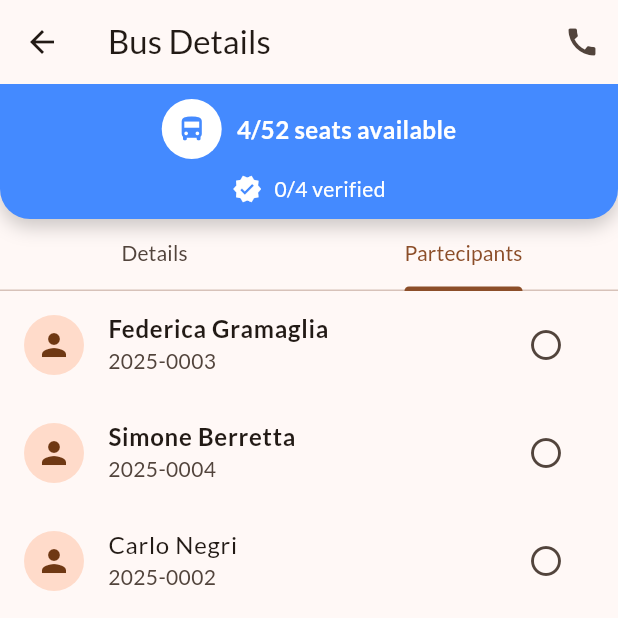
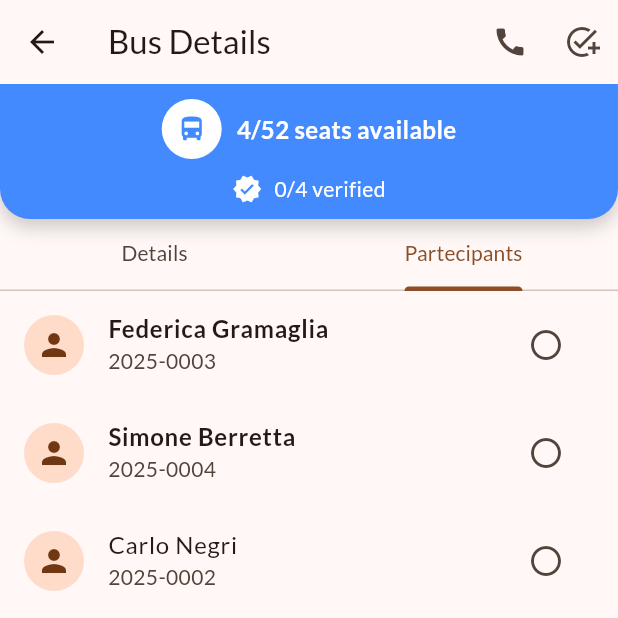
Before and after one commit to ieCecchetti/bus_boss, a Flutter app: the BusDetails screen opened directly with sample values from the repository, tab 2 chosen, on a phone screen of 412 x 824 dp, the top half of it. Run offline on Flutter 3.47's test engine with Material 3 defaults, Android fonts, the phone set to English and light mode, and no system bars; our stand-ins replace csv, google_fonts; network calls fail.

```diff
--- a/lib/models/person.dart
+++ b/lib/models/person.dart
@@ -25,4 +25,9 @@ class Person {
       isStaff: json['staff'],
     );
   }
+
+  @override
+  String toString() {
+    return 'Person(code: $code, name: $name, surname: $surname, fiscalCode: $fiscalCode, cellphone: $cellphone, isStaff: $isStaff)';
+  }
 }
--- a/lib/screens/bus_details_tabs.dart
+++ b/lib/screens/bus_details_tabs.dart
@@ -1,4 +1,3 @@
-import 'package:bus_resolver/data/mocked_data.dart';
 import 'package:flutter/material.dart';
 import 'package:bus_resolver/models/bus.dart';
 import 'package:bus_resolver/screens/trip_details_screen.dart';
@@ -17,7 +16,9 @@ class BusDetails extends StatefulWidget {
 
 class _BusDetailsState extends State<BusDetails> {
   List<Person> allRegisteredPeople = [];
-  List<Person> checkedPersonList = [];
+  List<Widget> tabViews = [];
+  List<Tab> tabNames = [];
+  List<List<Person>> tabActionList = [];
 
   void _addPersonToBus(Person person) {
     setState(() {
@@ -39,20 +40,55 @@ class _BusDetailsState extends State<BusDetails> {
     );
   }
 
-  void toggleCheckPerson(Person person) {
-    setState(() {
-      if (!checkedPersonList.contains(person)) {
-        checkedPersonList.add(person);
-      } else {
-        checkedPersonList.remove(person);
-      }
-    });
-  }
-
   @override
   void initState() {
     super.initState();
     allRegisteredPeople = widget.selectedBus.listAllSubscribed;
+    tabNames = [const Tab(text: "Details"), const Tab(text: "Partecipants")];
+    tabActionList = [
+      [], // empty
+      [], // partecipants
+    ];
+    tabViews = [
+      TripDetailsScreen(bus: widget.selectedBus),
+      getActionListScreen(1), // partecipants
+    ];
+  }
+
+  void _addNewTab() async {
+    final newName = await showDialog<String>(
+      context: context,
+      builder: (BuildContext context) {
+        String tempName = "";
+        return AlertDialog(
+          title: const Text("Enter Panel Name"),
+          content: TextField(
+            onChanged: (value) => tempName = value,
+            decoration: const InputDecoration(hintText: "Panel Name"),
+          ),
+          actions: [
+            TextButton(
+              onPressed: () => Navigator.pop(context, null),
+              child: const Text("Cancel"),
+            ),
+            TextButton(
+              onPressed: () => Navigator.pop(context, tempName),
+              child: const Text("Add"),
+            ),
+          ],
+        );
+      },
+    );
+
+    if (newName != null && newName.trim().isNotEmpty) {
+      setState(() {
+        tabNames.add(Tab(text: newName));
+        tabActionList.add([]);
+        tabViews.add(
+          getActionListScreen(tabViews.length),
+        );
+      });
+    }
   }
 
   @override
@@ -73,12 +109,16 @@ class _BusDetailsState extends State<BusDetails> {
               // Add your call action here
             },
           ),
+          IconButton(
+            icon: const Icon(Icons.add_task_sharp),
+            onPressed: _addNewTab,
+          ),
         ],
       ),
       body: CustomScrollView(
         slivers: [
           busDetailsHeader(
-              context, widget.selectedBus, checkedPersonList.length),
+              context, widget.selectedBus, tabActionList[1].length),
           activityTabBar(context, widget.selectedBus),
         ],
       ),
@@ -179,28 +219,17 @@ class _BusDetailsState extends State<BusDetails> {
     final availableHeight = MediaQuery.of(context).size.height - kToolbarHeight;
     return SliverToBoxAdapter(
       child: DefaultTabController(
-        length: 2,
+        length: tabNames.length,
         child: SizedBox(
           height: availableHeight,
           child: Column(
             children: [
-              const TabBar(
-                tabs: [
-                  Tab(text: "Details"),
-                  Tab(text: "Partecipants"),
-                ],
+              TabBar(
+                tabs: tabNames,
               ),
               Flexible(
                 child: TabBarView(
-                  children: [
-                    TripDetailsScreen(bus: selectedBus),
-                    PartecipantListScreen(
-                        partecipantList: widget.selectedBus.listPerson
-                          ..sort((a, b) => a.isStaff ? -1 : 1),
-                        actionList: checkedPersonList,
-                        deletePerson: _deletePersonFromBus,
-                        togglePersonChecked: toggleCheckPerson),
-                  ],
+                  children: tabViews,
                 ),
               ),
             ],
@@ -209,4 +238,25 @@ class _BusDetailsState extends State<BusDetails> {
       ),
     );
   }
+
+  Widget getActionListScreen(int tabIndex) {
+    final sublist = tabActionList[tabIndex]; // Reference to the sublist
+
+    return PartecipantListScreen(
+      partecipantList: List.from(widget.selectedBus.listPerson)
+        ..sort((a, b) => a.isStaff ? -1 : 1),
+      actionList: sublist,
+      deletePerson: _deletePersonFromBus,
+      togglePersonSelection: (person) {
+        setState(() {
+          if (!sublist.contains(person)) {
+            sublist.add(person); // Directly modify the sublist
+          } else {
+            sublist.remove(person); // Directly modify the sublist
+          }
+          print(sublist); // Updated state of the sublist
+        });
+      },
+    );
+  }
 }
--- a/lib/screens/partecipants_list_screen.dart
+++ b/lib/screens/partecipants_list_screen.dart
@@ -4,17 +4,18 @@ import 'package:bus_resolver/widget/empty_list_placeholder.dart';
 import 'package:bus_resolver/widget/people_item.dart';
 
 class PartecipantListScreen extends StatefulWidget {
-  const PartecipantListScreen(
-      {super.key,
-      required this.partecipantList,
-      required this.actionList,
-      required this.deletePerson,
-      required this.togglePersonChecked});
-
   final List<Person> partecipantList;
   final List<Person> actionList;
-  final Function deletePerson;
-  final Function togglePersonChecked;
+  final Function(Person) togglePersonSelection;
+  final Function(Person) deletePerson;
+
+  const PartecipantListScreen({
+    super.key,
+    required this.partecipantList,
+    required this.actionList,
+    required this.togglePersonSelection,
+    required this.deletePerson,
+  });
 
   @override
   _PartecipantListScreenState createState() => _PartecipantListScreenState();
@@ -23,58 +24,23 @@ class PartecipantListScreen extends StatefulWidget {
 class _PartecipantListScreenState extends State<PartecipantListScreen> {
   @override
   Widget build(BuildContext context) {
-    return (widget.partecipantList.isEmpty)
+    return widget.partecipantList.isEmpty
         ? emptyListScreen(
-            'Hey, I cant find any people registered on this bus!',
+            'No participants found!',
             'https://e7.pngegg.com/pngimages/334/716/png-clipart-know-your-meme-laughter-feeling-culture-meme-white-culture.png',
-            'Maybe you have to add some?')
+            'Add some participants?')
         : ListView.builder(
-            shrinkWrap: true,
-            physics:
-                const NeverScrollableScrollPhysics(), // Prevent ListView from scrolling independently
             itemCount: widget.partecipantList.length,
             itemBuilder: (context, index) {
-              return Dismissible(
-                key: Key(widget.partecipantList[index].code.toString()),
-                background: Container(
-                  color: Colors.red,
-                  alignment: Alignment.centerRight,
-                  padding: const EdgeInsets.symmetric(horizontal: 20),
-                  child: const Icon(Icons.delete, color: Colors.white),
-                ),
-                confirmDismiss: (direction) async {
-                  return await showDialog(
-                    context: context,
-                    builder: (BuildContext context) {
-                      return AlertDialog(
-                        title: const Text("Confirm"),
-                        content: const Text(
-                            "Are you sure you want to delete this bus?"),
-                        actions: <Widget>[
-                          TextButton(
-                            onPressed: () => Navigator.of(context).pop(false),
-                            child: const Text("Cancel"),
-                          ),
-                          TextButton(
-                            onPressed: () => Navigator.of(context).pop(true),
-                            child: const Text("Delete"),
-                          ),
-                        ],
-                      );
-                    },
-                  );
-                },
-                onDismissed: (_) {
+              final person = widget.partecipantList[index];
+              return PersonItem(
+                person: person,
+                isChecked: widget.actionList.contains(person),
+                togglePersonSelection: (person) {
                   setState(() {
-                    widget.deletePerson(widget.partecipantList[index]);
+                    widget.togglePersonSelection(person);
                   });
                 },
-                child: PersonItem(
-                  person: widget.partecipantList[index],
-                  isChecked: widget.actionList
-                      .contains(widget.partecipantList[index]),
-                  togglePersonSelection: widget.togglePersonChecked,
-                ),
               );
             },
           );
```
Also changed, not shown: pubspec.lock, 1 other file.
